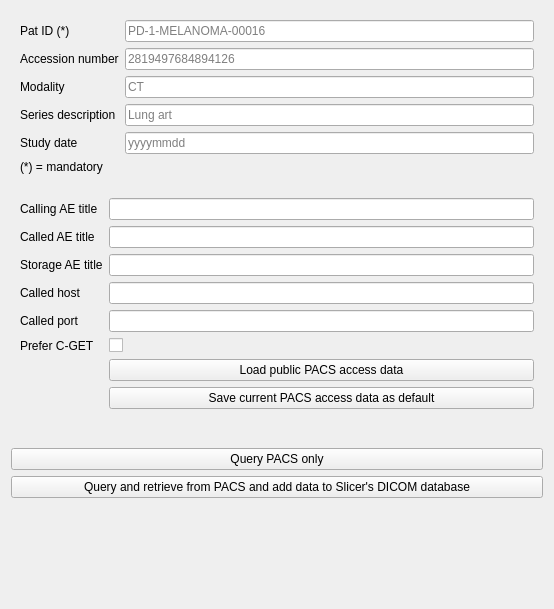
Old version of the form SlicerPACSConnector/Resources/UI/SlicerPACSConnector.ui in the repository rbumm/SlicerPACSConnector.
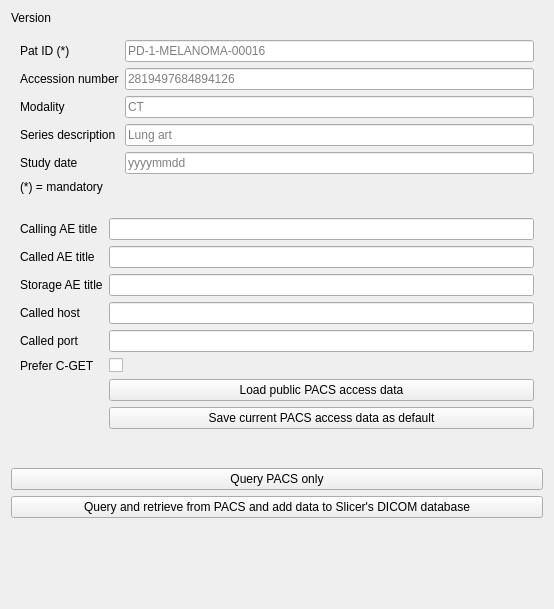
New version of the form. Custom widgets are drawn as their Qt base class.

What changed in the file:
```diff
--- a/SlicerPACSConnector/Resources/UI/SlicerPACSConnector.ui
+++ b/SlicerPACSConnector/Resources/UI/SlicerPACSConnector.ui
@@ -11,6 +11,13 @@
    </rect>
   </property>
   <layout class="QVBoxLayout" name="verticalLayout">
+   <item>
+    <widget class="QLabel" name="versionLabel">
+     <property name="text">
+      <string>Version</string>
+     </property>
+    </widget>
+   </item>
    <item>
     <widget class="ctkCollapsibleButton" name="inputsCollapsibleButton" native="true">
      <property name="enabled">
@@ -20,14 +27,14 @@
       <string>Query</string>
      </property>
      <layout class="QFormLayout" name="formLayout_2">
-      <item row="1" column="0">
+      <item row="2" column="0">
        <widget class="QLabel" name="label">
         <property name="text">
          <string>Pat ID (*)</string>
         </property>
        </widget>
       </item>
-      <item row="1" column="1">
+      <item row="2" column="1">
        <widget class="QLineEdit" name="patientIDLineEdit">
         <property name="toolTip">
          <string>Primary identifier for the patient. Substrings supported.</string>
@@ -37,14 +44,14 @@
         </property>
        </widget>
       </item>
-      <item row="2" column="0">
+      <item row="3" column="0">
        <widget class="QLabel" name="label_4">
         <property name="text">
          <string>Accession number</string>
         </property>
        </widget>
       </item>
-      <item row="2" column="1">
+      <item row="3" column="1">
        <widget class="QLineEdit" name="accessionNumberLineEdit">
         <property name="toolTip">
          <string>A RIS generated number that identifies the order for the study.</string>
@@ -54,14 +61,14 @@
         </property>
        </widget>
       </item>
-      <item row="3" column="0">
+      <item row="4" column="0">
        <widget class="QLabel" name="label_5">
         <property name="text">
          <string>Modality</string>
         </property>
        </widget>
       </item>
-      <item row="3" column="1">
+      <item row="4" column="1">
        <widget class="QLineEdit" name="modalityLineEdit">
         <property name="toolTip">
          <string>Type of equipment that originally acquired the data used to create the images in this series.</string>
@@ -71,14 +78,14 @@
         </property>
        </widget>
       </item>
-      <item row="5" column="0">
+      <item row="6" column="0">
        <widget class="QLabel" name="label_6">
         <property name="text">
          <string>Series description</string>
         </property>
        </widget>
       </item>
-      <item row="5" column="1">
+      <item row="6" column="1">
        <widget class="QLineEdit" name="seriesDescriptionLineEdit">
         <property name="toolTip">
          <string>Description of the series, substrings supported</string>
@@ -88,14 +95,14 @@
         </property>
        </widget>
       </item>
-      <item row="6" column="0">
+      <item row="7" column="0">
        <widget class="QLabel" name="label_3">
         <property name="text">
          <string>Study date</string>
         </property>
        </widget>
       </item>
-      <item row="6" column="1">
+      <item row="7" column="1">
        <widget class="QLineEdit" name="studyDateLineEdit">
         <property name="toolTip">
          <string>Date of examination (Format: yyyymmdd)</string>
@@ -105,7 +112,7 @@
         </property>
        </widget>
       </item>
-      <item row="7" column="0">
+      <item row="8" column="0">
        <widget class="QLabel" name="label_2">
         <property name="text">
          <string>(*) = mandatory</string>
```
